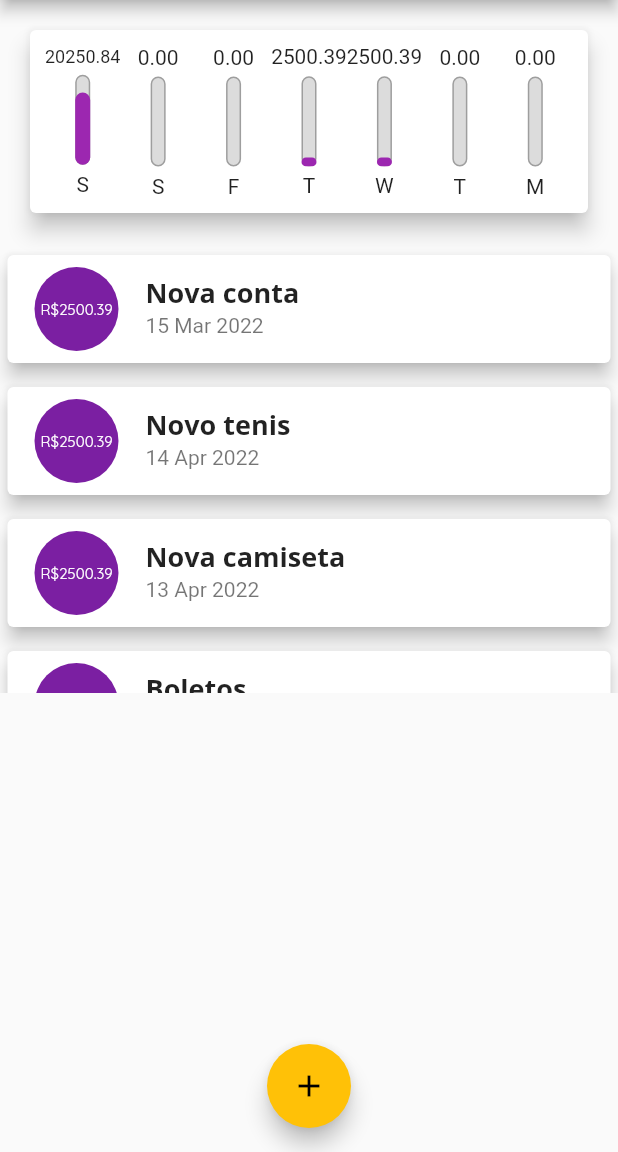
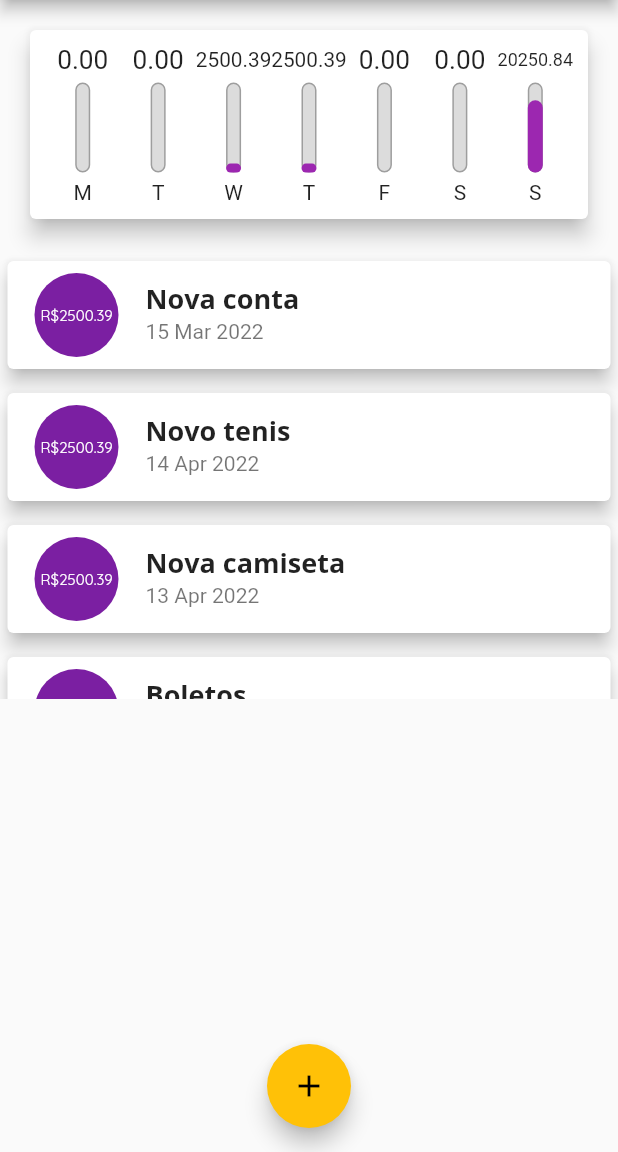
Before and after one commit to faamaral/expenses, a Flutter app: the screen it shows after launch, on a phone screen of 412 x 824 dp, the part 84-1236 px from its top. Run offline on Flutter 3.47's test engine with Material 2 defaults, Android fonts, the phone set to English and light mode, and no system bars.

Commit message:
improved chart widget

```diff
--- a/lib/components/chart.dart
+++ b/lib/components/chart.dart
@@ -25,7 +25,10 @@ class Chart extends StatelessWidget {
         }
       }
       return {'day': DateFormat.E().format(weekDay)[0], 'value': totalSum};
-    });
+      /*
+       * O metodo reversed é usado para inverter a ordem dos elementos da lista
+       */
+    }).reversed.toList();
   }
 
   double get _weekTotalValue {
--- a/lib/components/chart_bar.dart
+++ b/lib/components/chart_bar.dart
@@ -12,8 +12,11 @@ class ChartBar extends StatelessWidget {
   Widget build(BuildContext context) {
     return Column(
       children: [
-        FittedBox(
-          child: Text('${value.toStringAsFixed(2)}'),
+        Container(
+          height: 20,
+          child: FittedBox(
+            child: Text('${value.toStringAsFixed(2)}'),
+          ),
         ),
         SizedBox(
           height: 5,
```
